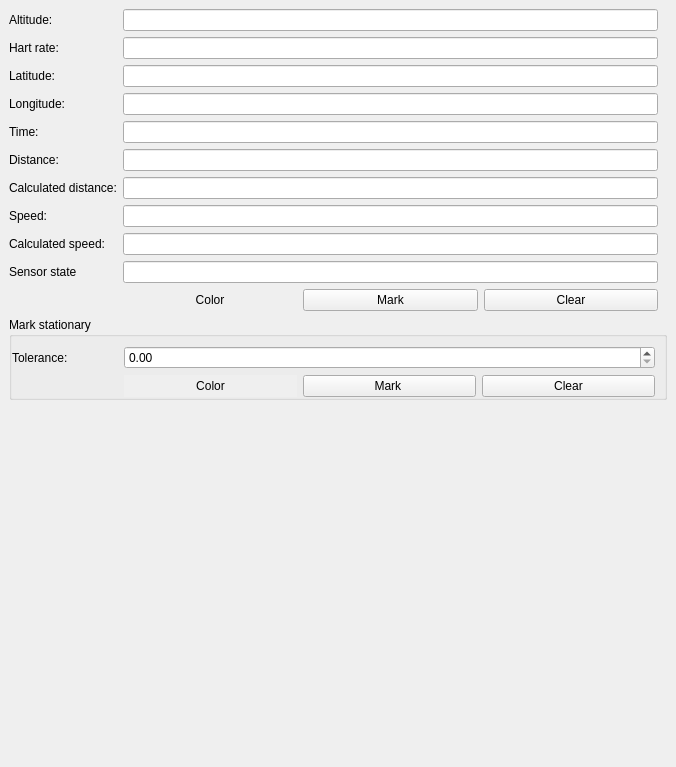
The window that gui/marking_dock.ui (SergiuToporjinschi/GPSTrackEditor) describes before a commit, drawn with Qt 5.
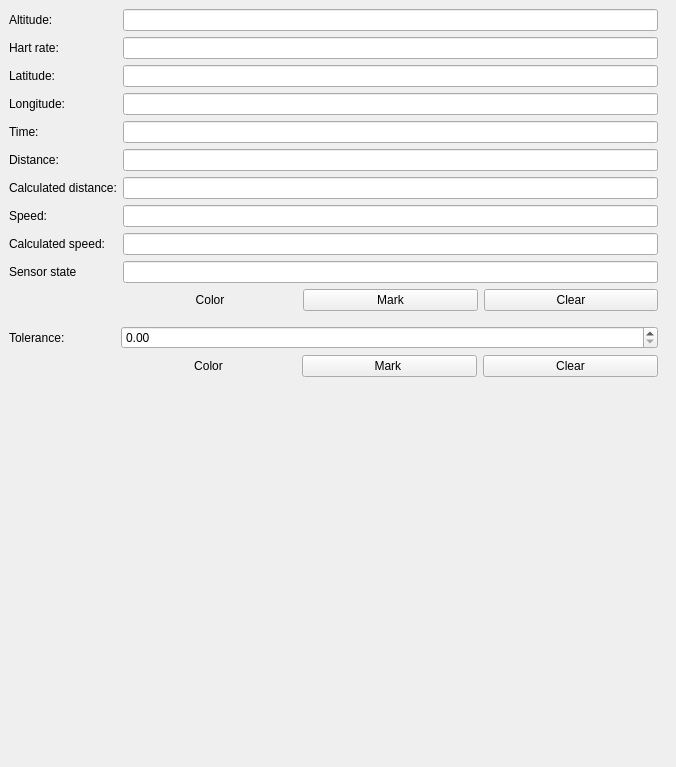
The same window after the commit.

Commit message: Marking started

```diff
--- a/gui/marking_dock.ui
+++ b/gui/marking_dock.ui
@@ -222,19 +222,13 @@
          </widget>
         </item>
         <item>
-         <widget class="QGroupBox" name="groupBox_28">
+         <widget class="QFrame" name="frame_28">
           <property name="sizePolicy">
            <sizepolicy hsizetype="Preferred" vsizetype="Fixed">
             <horstretch>0</horstretch>
             <verstretch>0</verstretch>
            </sizepolicy>
           </property>
-          <property name="title">
-           <string>Mark stationary</string>
-          </property>
-          <property name="flat">
-           <bool>true</bool>
-          </property>
           <layout class="QFormLayout" name="formLayout">
            <property name="leftMargin">
             <number>0</number>
```
Left out of the diff: 11 changed lines with no effect on the pictures. The commit also changes 14 other files.
